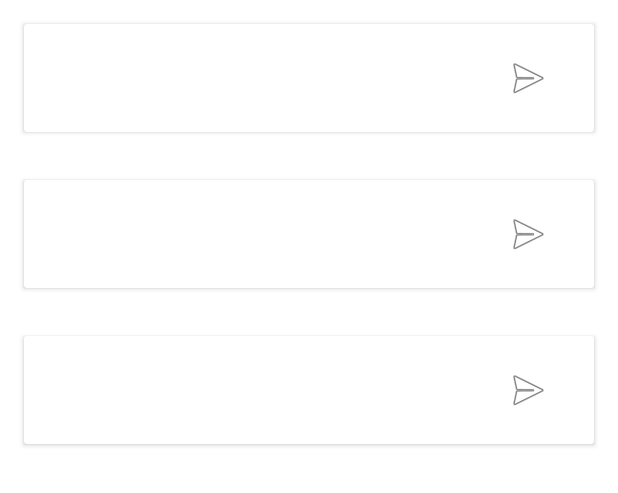
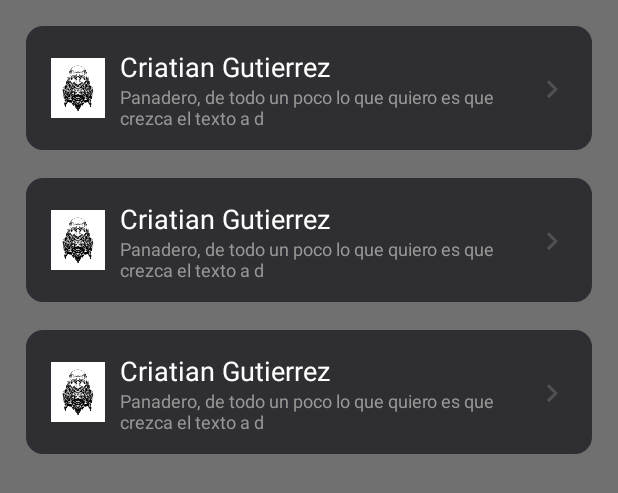
Before and after one commit to crisgutierrez/Brastlewark, an Android app: the layout main_fragment.xml on its own in the app's theme, with its tools: preview values and no code run, on a phone screen of 412 x 824 dp. Shown: the top 493 px of the screen. Run offline under Robolectric (Android 15) with nearby library versions, the phone set to English and light mode, and no system bars.

Commit message:
Improve gnome item and send gnome data to next fragment.

```diff
--- a/app/build.gradle
+++ b/app/build.gradle
@@ -4,6 +4,7 @@ plugins {
     id 'kotlin-kapt'
     id 'dagger.hilt.android.plugin'
     id 'kotlin-android-extensions'
+    id "androidx.navigation.safeargs"
 }
 
 android {
--- a/app/src/main/java/com/example/brastlewark/ext/ImageViewExtentions.kt
+++ b/app/src/main/java/com/example/brastlewark/ext/ImageViewExtentions.kt
@@ -14,7 +14,7 @@ import com.example.brastlewark.R
 fun ImageView.loadRemoteAsset(
         avatarUrl: Uri,
         circular: Boolean = false,
-        placeholderId: Int = R.drawable.ic_launcher_foreground,
+        placeholderId: Int = R.mipmap.gnomo_placeholder,
         onError: () -> Unit = {}
     ) {
         loadImage(
--- a/app/src/main/java/com/example/brastlewark/model/Gnome.kt
+++ b/app/src/main/java/com/example/brastlewark/model/Gnome.kt
@@ -1,4 +1,6 @@
 package com.example.brastlewark.model
+
+import java.io.Serializable
 
 data class Gnome(
     val id: Int,
@@ -10,4 +12,4 @@ data class Gnome(
     val hairColor: String?,
     val professions: List<String>,
     val friends: List<String>
-)
+): Serializable
--- /dev/null
+++ b/app/src/main/res/drawable-v24/ic_arrow_right_fill.xml
@@ -0,0 +1,10 @@
+<vector xmlns:android="http://schemas.android.com/apk/res/android"
+    android:width="24dp"
+    android:height="24dp"
+    android:viewportWidth="24"
+    android:viewportHeight="24">
+  <path
+      android:pathData="M8.5901,17.34L13.1701,12.75L8.5901,8.16L10.0001,6.75L16.0001,12.75L10.0001,18.75L8.5901,17.34Z"
+      android:fillColor="#FF707070"
+      android:fillAlpha="0.54"/>
+</vector>
--- /dev/null
+++ b/app/src/main/res/drawable/gnome_item_background.xml
@@ -0,0 +1,13 @@
+<?xml version="1.0" encoding="UTF-8"?>
+<shape xmlns:android="http://schemas.android.com/apk/res/android"
+android:shape="rectangle">
+    <stroke
+    android:width="1dp"
+    android:color="@color/item_border_background" />
+
+    <solid android:color="@color/item_background" />
+
+
+<corners android:radius="12dp" />
+
+</shape>
--- a/app/src/main/res/layout/item_gnome.xml
+++ b/app/src/main/res/layout/item_gnome.xml
@@ -7,21 +7,14 @@
     android:layout_height="wrap_content"
     android:orientation="horizontal">
 
-    <androidx.cardview.widget.CardView
-        android:layout_width="0dp"
-        android:layout_height="wrap_content"
-        android:layout_marginStart="@dimen/general_margin"
-        android:layout_marginEnd="@dimen/general_margin"
-        android:layout_marginBottom="@dimen/general_margin"
-        android:layout_marginTop="@dimen/general_margin"
-        app:layout_constraintBottom_toBottomOf="parent"
-        app:layout_constraintEnd_toEndOf="parent"
-        app:layout_constraintStart_toStartOf="parent"
-        app:layout_constraintTop_toTopOf="parent">
-
         <androidx.constraintlayout.widget.ConstraintLayout
             android:layout_width="match_parent"
-            android:layout_height="wrap_content"
+            android:layout_height="85dp"
+            android:layout_marginStart="@dimen/general_margin"
+            android:layout_marginEnd="@dimen/general_margin"
+            android:layout_marginBottom="@dimen/general_margin"
+            android:layout_marginTop="@dimen/general_margin"
+            android:background="@drawable/gnome_item_background"
             app:layout_constraintLeft_toLeftOf="parent"
             app:layout_constraintTop_toTopOf="parent"
             android:padding="@dimen/general_margin">
@@ -30,30 +23,50 @@
                 android:id="@+id/gnome_avatar"
                 android:layout_width="@dimen/general_avatar_height"
                 android:layout_height="@dimen/general_avatar_height"
-                android:layout_marginStart="@dimen/general_margin"
                 app:layout_constraintStart_toStartOf="parent"
                 app:layout_constraintTop_toTopOf="parent"
                 app:layout_constraintBottom_toBottomOf="parent"
+                tools:src="@mipmap/gnomo_placeholder"
                 />
 
             <TextView
                 android:id="@+id/gnome_name"
                 android:layout_width="0dp"
                 android:layout_height="wrap_content"
-                android:layout_marginStart="@dimen/general_margin"
-                android:layout_marginEnd="@dimen/general_margin"
+                android:layout_marginStart="@dimen/half_general_margin"
+                android:layout_marginEnd="@dimen/half_general_margin"
+                android:textSize="18sp"
+                android:textColor="@color/white"
+                android:ellipsize="end"
+                android:maxLines="1"
                 app:layout_constraintStart_toEndOf="@+id/gnome_avatar"
                 app:layout_constraintEnd_toStartOf="@+id/arrow_next"
                 app:layout_constraintTop_toTopOf="parent"
+                tools:text="Criatian Gutierrez"
+                />
+
+            <TextView
+                android:id="@+id/gnome_profession"
+                android:layout_width="0dp"
+                android:layout_height="wrap_content"
+                android:textSize="12sp"
+                android:textColor="@color/item_subtitle_color"
+                android:layout_marginStart="@dimen/half_general_margin"
+                android:layout_marginEnd="@dimen/half_general_margin"
+                android:ellipsize="end"
+                android:maxLines="2"
+                app:layout_constraintStart_toEndOf="@+id/gnome_avatar"
+                app:layout_constraintEnd_toStartOf="@+id/arrow_next"
+                app:layout_constraintTop_toBottomOf="@+id/gnome_name"
                 app:layout_constraintBottom_toBottomOf="parent"
+                tools:text="Panadero, de todo un poco lo que quiero es que crezca el texto a d "
                 />
 
             <ImageView
                 android:id="@+id/arrow_next"
                 android:layout_width="@dimen/general_icon_height"
                 android:layout_height="@dimen/general_icon_height"
-                android:layout_marginEnd="@dimen/general_margin"
-                android:src="@android:drawable/ic_menu_send"
+                android:src="@drawable/ic_arrow_right_fill"
                 android:scaleType="center"
                 app:layout_constraintStart_toEndOf="@+id/gnome_name"
                 app:layout_constraintEnd_toEndOf="parent"
@@ -62,6 +75,4 @@
                 />
         </androidx.constraintlayout.widget.ConstraintLayout>
 
-    </androidx.cardview.widget.CardView>
-
 </androidx.constraintlayout.widget.ConstraintLayout>
--- a/app/src/main/res/layout/main_fragment.xml
+++ b/app/src/main/res/layout/main_fragment.xml
@@ -5,6 +5,7 @@
     android:id="@+id/main"
     android:layout_width="match_parent"
     android:layout_height="match_parent"
+    android:background="@color/item_border_background"
     tools:context=".ui.view.MainFragment">
 
     <androidx.recyclerview.widget.RecyclerView
--- a/app/src/main/res/values/colors.xml
+++ b/app/src/main/res/values/colors.xml
@@ -7,4 +7,9 @@
     <color name="teal_700">#FF018786</color>
     <color name="black">#FF000000</color>
     <color name="white">#FFFFFFFF</color>
+
+
+    <color name="item_background">#FF2F2F33</color>
+    <color name="item_border_background">#FF707070</color>
+    <color name="item_subtitle_color">#FF9A9797</color>
 </resources>
--- a/app/src/main/res/values/dimens.xml
+++ b/app/src/main/res/values/dimens.xml
@@ -2,6 +2,7 @@
 <resources>
 
     <dimen name="general_margin">16dp</dimen>
+    <dimen name="half_general_margin">8dp</dimen>
     <dimen name="general_avatar_height">40dp</dimen>
     <dimen name="general_icon_height">24dp</dimen>
 
```
Also changed, not shown: app/src/main/java/com/example/brastlewark/ext/FragmentExt.kt (added, +41 -0 lines), app/src/main/java/com/example/brastlewark/ui/adapter/GnomeAdapter.kt (+7 -0 lines), app/src/main/java/com/example/brastlewark/ui/view/GnomeDetailsFragment.kt (+10 -0 lines), app/src/main/java/com/example/brastlewark/ui/view/MainFragment.kt (+13 -6 lines), app/src/main/java/com/example/brastlewark/util/Utils.kt (added, +9 -0 lines), app/src/main/res/layout/main_activity.xml (+9 -0 lines), app/src/main/res/navigation/nav_graph.xml (+14 -2 lines), app/src/main/res/mipmap-xxxhdpi/gnomo_placeholder.jpeg (added).
